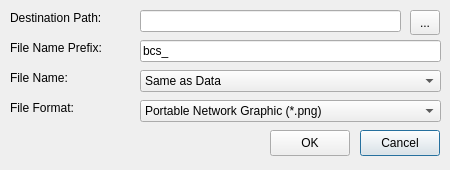
Before: the Qt Designer form frontend_qt/extExport.ui in zint/zint, drawn with Qt 5.
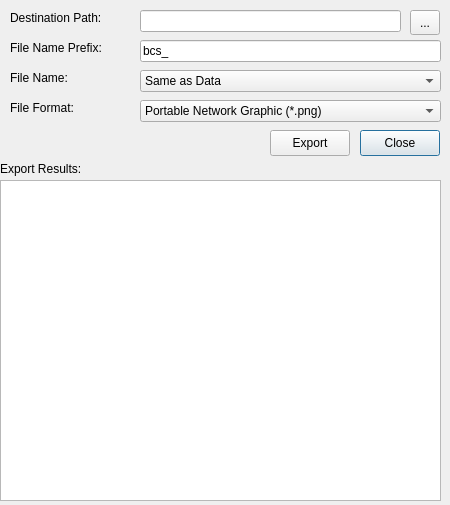
After: the same form once the commit is applied. Icons and pictures are not drawn.

Commit message: Feed back results of batch process to user in Studio

```diff
--- a/frontend_qt/extExport.ui
+++ b/frontend_qt/extExport.ui
@@ -7,7 +7,7 @@
     <x>0</x>
     <y>0</y>
     <width>450</width>
-    <height>170</height>
+    <height>505</height>
    </rect>
   </property>
   <property name="sizePolicy">
@@ -19,13 +19,13 @@
   <property name="minimumSize">
    <size>
     <width>450</width>
-    <height>170</height>
+    <height>505</height>
    </size>
   </property>
   <property name="maximumSize">
    <size>
     <width>450</width>
-    <height>170</height>
+    <height>505</height>
    </size>
   </property>
   <property name="windowTitle">
@@ -218,7 +218,7 @@
     </rect>
    </property>
    <property name="text">
-    <string>Cancel</string>
+    <string>Close</string>
    </property>
   </widget>
   <widget class="QPushButton" name="btnOK">
@@ -231,7 +231,30 @@
     </rect>
    </property>
    <property name="text">
-    <string>OK</string>
+    <string>Export</string>
+   </property>
+  </widget>
+  <widget class="QPlainTextEdit" name="txtFeedback">
+   <property name="geometry">
+    <rect>
+     <x>0</x>
+     <y>180</y>
+     <width>441</width>
+     <height>321</height>
+    </rect>
+   </property>
+  </widget>
+  <widget class="QLabel" name="lblFeedback">
+   <property name="geometry">
+    <rect>
+     <x>0</x>
+     <y>160</y>
+     <width>101</width>
+     <height>17</height>
+    </rect>
+   </property>
+   <property name="text">
+    <string>Export Results:</string>
    </property>
   </widget>
  </widget>
```
The commit also changes 2 other files.
